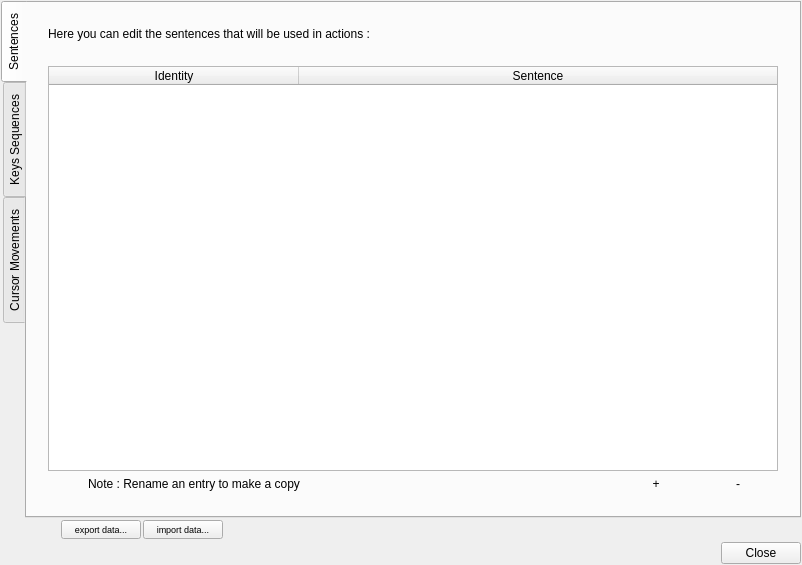
Before: the Qt Designer form ui/various_dialogs/DataEditDialog.ui in AmirHammouteneEI/ScheduledPasteAndKeys, drawn with Qt 5.
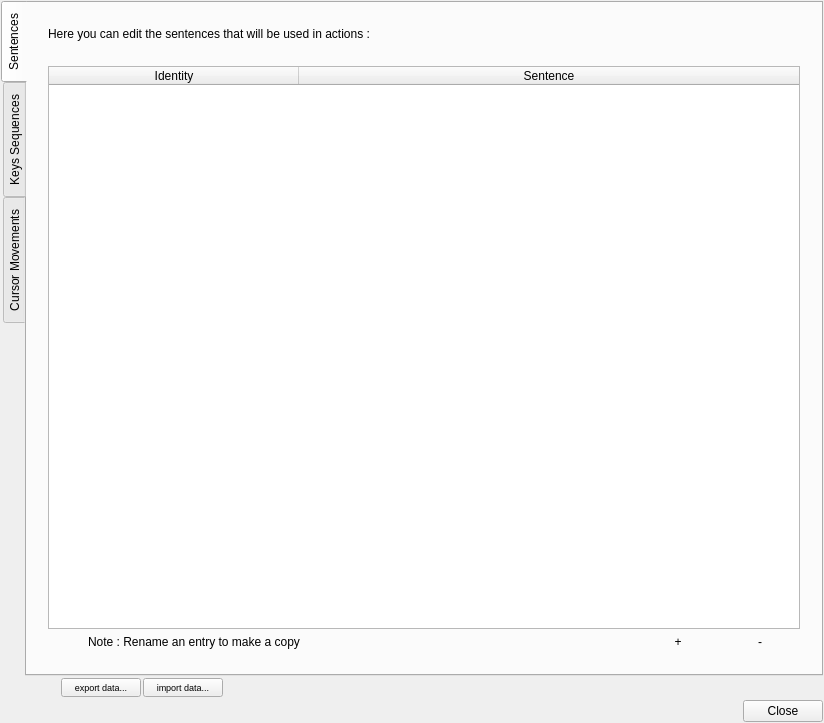
After: the same form once the commit is applied. Custom widgets are drawn as their Qt base class.

What changed in the file:
```diff
--- a/ui/various_dialogs/DataEditDialog.ui
+++ b/ui/various_dialogs/DataEditDialog.ui
@@ -6,8 +6,8 @@
    <rect>
     <x>0</x>
     <y>0</y>
-    <width>802</width>
-    <height>565</height>
+    <width>824</width>
+    <height>723</height>
    </rect>
   </property>
   <property name="windowTitle">
```
